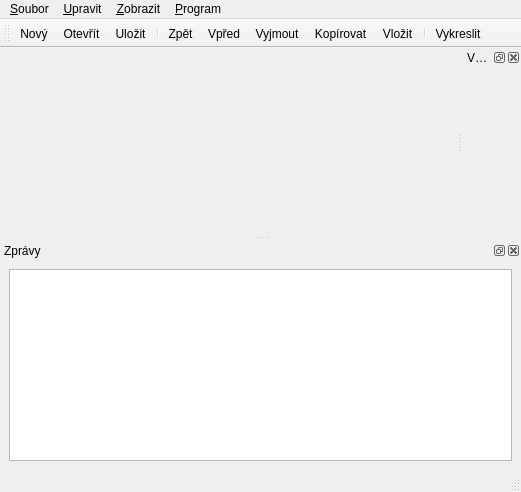
Before: the Qt Designer form forms/MainWindow.ui in HonzaCholasta/zelva, drawn with Qt 5.
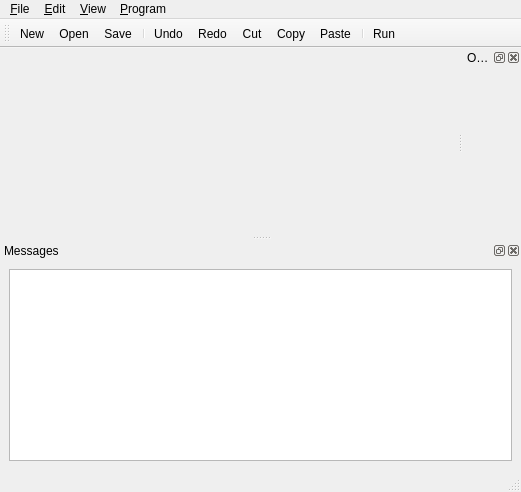
After: the same form once the commit is applied. Icons and pictures are not drawn.

The edit to the form file:
```diff
--- a/forms/MainWindow.ui
+++ b/forms/MainWindow.ui
@@ -47,7 +47,7 @@
    </property>
    <widget class="QMenu" name="menu_file">
     <property name="title">
-     <string>&amp;Soubor</string>
+     <string>&amp;File</string>
     </property>
     <addaction name="action_file_new"/>
     <addaction name="action_file_open"/>
@@ -60,9 +60,9 @@
     <addaction name="separator"/>
     <addaction name="action_file_quit"/>
    </widget>
-   <widget class="QMenu" name="menu_Upravit">
+   <widget class="QMenu" name="menu_edit">
     <property name="title">
-     <string>&amp;Upravit</string>
+     <string>&amp;Edit</string>
     </property>
     <addaction name="action_edit_undo"/>
     <addaction name="action_edit_redo"/>
@@ -73,21 +73,21 @@
     <addaction name="action_edit_delete"/>
     <addaction name="action_edit_select_all"/>
    </widget>
-   <widget class="QMenu" name="menu_Program">
+   <widget class="QMenu" name="menu_program">
     <property name="title">
      <string>&amp;Program</string>
     </property>
     <addaction name="action_run"/>
    </widget>
-   <widget class="QMenu" name="menu_Zobrazit">
+   <widget class="QMenu" name="menu_view">
     <property name="title">
-     <string>&amp;Zobrazit</string>
+     <string>&amp;View</string>
     </property>
    </widget>
    <addaction name="menu_file"/>
-   <addaction name="menu_Upravit"/>
-   <addaction name="menu_Zobrazit"/>
-   <addaction name="menu_Program"/>
+   <addaction name="menu_edit"/>
+   <addaction name="menu_view"/>
+   <addaction name="menu_program"/>
   </widget>
   <widget class="QStatusBar" name="statusbar"/>
   <widget class="QToolBar" name="toolbar">
@@ -117,7 +117,7 @@
     <set>QDockWidget::AllDockWidgetFeatures</set>
    </property>
    <property name="windowTitle">
-    <string>Zprávy</string>
+    <string>Messages</string>
    </property>
    <attribute name="dockWidgetArea">
     <number>8</number>
@@ -152,7 +152,7 @@
     <bool>false</bool>
    </property>
    <property name="windowTitle">
-    <string>Výstup</string>
+    <string>Output</string>
    </property>
    <attribute name="dockWidgetArea">
     <number>2</number>
@@ -165,7 +165,7 @@
      <normaloff>:/images/document-new.png</normaloff>:/images/document-new.png</iconset>
    </property>
    <property name="text">
-    <string>&amp;Nový</string>
+    <string>&amp;New</string>
    </property>
    <property name="shortcut">
     <string>Ctrl+N</string>
@@ -177,7 +177,7 @@
      <normaloff>:/images/document-open.png</normaloff>:/images/document-open.png</iconset>
    </property>
    <property name="text">
-    <string>&amp;Otevřít...</string>
+    <string>&amp;Open...</string>
    </property>
    <property name="shortcut">
     <string>Ctrl+O</string>
@@ -189,7 +189,7 @@
      <normaloff>:/images/document-save.png</normaloff>:/images/document-save.png</iconset>
    </property>
    <property name="text">
-    <string>&amp;Uložit</string>
+    <string>&amp;Save</string>
    </property>
    <property name="shortcut">
     <string>Ctrl+S</string>
@@ -234,7 +234,7 @@
      <normaloff>:/images/edit-undo.png</normaloff>:/images/edit-undo.png</iconset>
    </property>
    <property name="text">
-    <string>Zpět</string>
+    <string>&amp;Undo</string>
    </property>
    <property name="shortcut">
     <string>Ctrl+Z</string>
@@ -246,7 +246,7 @@
      <normaloff>:/images/edit-redo.png</normaloff>:/images/edit-redo.png</iconset>
    </property>
    <property name="text">
-    <string>Vpřed</string>
+    <string>&amp;Redo</string>
    </property>
    <property name="shortcut">
     <string>Ctrl+Shift+Z</string>
@@ -258,7 +258,7 @@
      <normaloff>:/images/edit-cut.png</normaloff>:/images/edit-cut.png</iconset>
    </property>
    <property name="text">
-    <string>Vyjmout</string>
+    <string>Cu&amp;t</string>
    </property>
    <property name="shortcut">
     <string>Ctrl+X</string>
@@ -270,7 +270,7 @@
      <normaloff>:/images/edit-copy.png</normaloff>:/images/edit-copy.png</iconset>
    </property>
    <property name="text">
-    <string>Kopírovat</string>
+    <string>&amp;Copy</string>
    </property>
    <property name="shortcut">
     <string>Ctrl+C</string>
@@ -282,7 +282,7 @@
      <normaloff>:/images/edit-paste.png</normaloff>:/images/edit-paste.png</iconset>
    </property>
    <property name="text">
-    <string>Vložit</string>
+    <string>&amp;Paste</string>
    </property>
    <property name="shortcut">
     <string>Ctrl+V</string>
@@ -318,7 +318,7 @@
      <normaloff>:/images/media-playback-start.png</normaloff>:/images/media-playback-start.png</iconset>
    </property>
    <property name="text">
-    <string>&amp;Vykreslit</string>
+    <string>&amp;Run</string>
    </property>
    <property name="shortcut">
     <string>F5</string>
```
Left out of the diff: 12 changed lines with no effect on the pictures.
